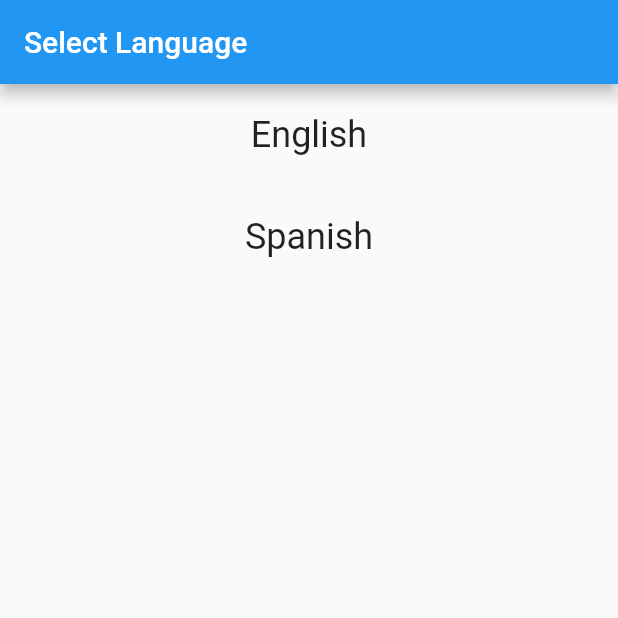
After one commit to rohan20/flutter-in-app-localisation, a Flutter app: the screen it shows after launch, after a tap on the "settings" icon, on a phone screen of 412 x 824 dp, the top half of it. The commit adds this screen. Run offline on Flutter 3.47's test engine with Material 2 defaults, Android fonts, the phone set to English and light mode, and no system bars.

Commit message:
Step 2: Add LanguageSelectorPage

```diff
--- /dev/null
+++ b/lib/language_selector_icon_button.dart
@@ -0,0 +1,25 @@
+import 'package:flutter/material.dart';
+import 'package:in_app_localisation/language_selector_page.dart';
+
+class LanguageSelectorIconButton extends StatelessWidget {
+  @override
+  Widget build(BuildContext context) {
+    return IconButton(
+      onPressed: () {
+        _languageIconTapped(context);
+      },
+      icon: Icon(
+        Icons.settings,
+        color: Colors.white,
+      ),
+    );
+  }
+
+  _languageIconTapped(BuildContext context) {
+    Navigator.of(context).push(
+      MaterialPageRoute(
+        builder: (context) => LanguageSelectorPage(),
+      ),
+    );
+  }
+}
--- /dev/null
+++ b/lib/language_selector_page.dart
@@ -0,0 +1,50 @@
+import 'package:flutter/material.dart';
+
+class LanguageSelectorPage extends StatefulWidget {
+  @override
+  _LanguageSelectorPageState createState() => _LanguageSelectorPageState();
+}
+
+class _LanguageSelectorPageState extends State<LanguageSelectorPage> {
+  final List<String> languagesList = ["English", "Spanish"];
+
+  @override
+  Widget build(BuildContext context) {
+    return MaterialApp(
+      home: Scaffold(
+        appBar: AppBar(
+          title: Text("Select Language"),
+        ),
+        body: _buildLanguagesList(),
+      ),
+    );
+  }
+
+  _buildLanguagesList() {
+    return ListView.builder(
+      itemCount: languagesList.length,
+      itemBuilder: (context, index) {
+        return _buildLanguageItem(languagesList[index]);
+      },
+    );
+  }
+
+  _buildLanguageItem(String language) {
+    return InkWell(
+      onTap: () {
+        print(language);
+      },
+      child: Center(
+        child: Padding(
+          padding: const EdgeInsets.symmetric(vertical: 20.0),
+          child: Text(
+            language,
+            style: TextStyle(
+              fontSize: 24.0,
+            ),
+          ),
+        ),
+      ),
+    );
+  }
+}
--- a/lib/main.dart
+++ b/lib/main.dart
@@ -1,4 +1,5 @@
 import 'package:flutter/material.dart';
+import 'package:in_app_localisation/language_selector_icon_button.dart';
 
 void main() {
   runApp(LocalisedApp());
@@ -11,11 +12,7 @@ class LocalisedApp extends StatelessWidget {
       home: Scaffold(
         appBar: AppBar(
           actions: <Widget>[
-            IconButton(
-                icon: Icon(
-              Icons.settings,
-              color: Colors.white,
-            ))
+            LanguageSelectorIconButton(),
           ],
           title: Text("Localised App"),
         ),
```
